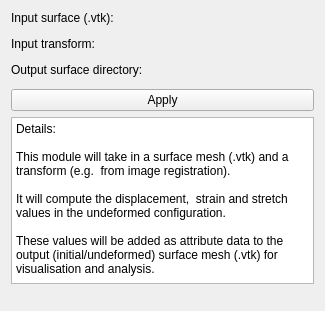
The window that DeformationExtractor/Resources/UI/DeformationExtractor.ui (andy9t7/SlicerDeformationExtractor) describes before a commit, drawn with Qt 5.
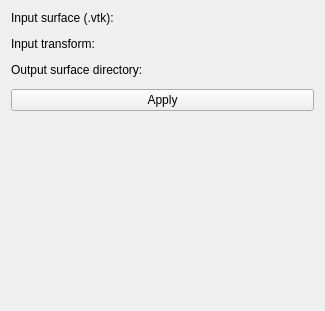
The same window after the commit. Custom widgets are drawn as their Qt base class.

Commit message: Move help message

Diff of the .ui file:
```diff
--- a/DeformationExtractor/Resources/UI/DeformationExtractor.ui
+++ b/DeformationExtractor/Resources/UI/DeformationExtractor.ui
@@ -94,19 +94,6 @@
      </property>
     </widget>
    </item>
-   <item>
-    <widget class="QPlainTextEdit" name="plainTextEdit">
-     <property name="plainText">
-      <string>Details:
-
-This module will take in a surface mesh (.vtk) and a transform (e.g.  from image registration).
-
-It will compute the displacement,  strain and stretch values in the undeformed configuration. 
-
-These values will be added as attribute data to the output (initial/undeformed) surface mesh (.vtk) for visualisation and analysis.</string>
-     </property>
-    </widget>
-   </item>
    <item>
     <spacer name="verticalSpacer">
      <property name="orientation">
```
The commit also changes 1 other file.
